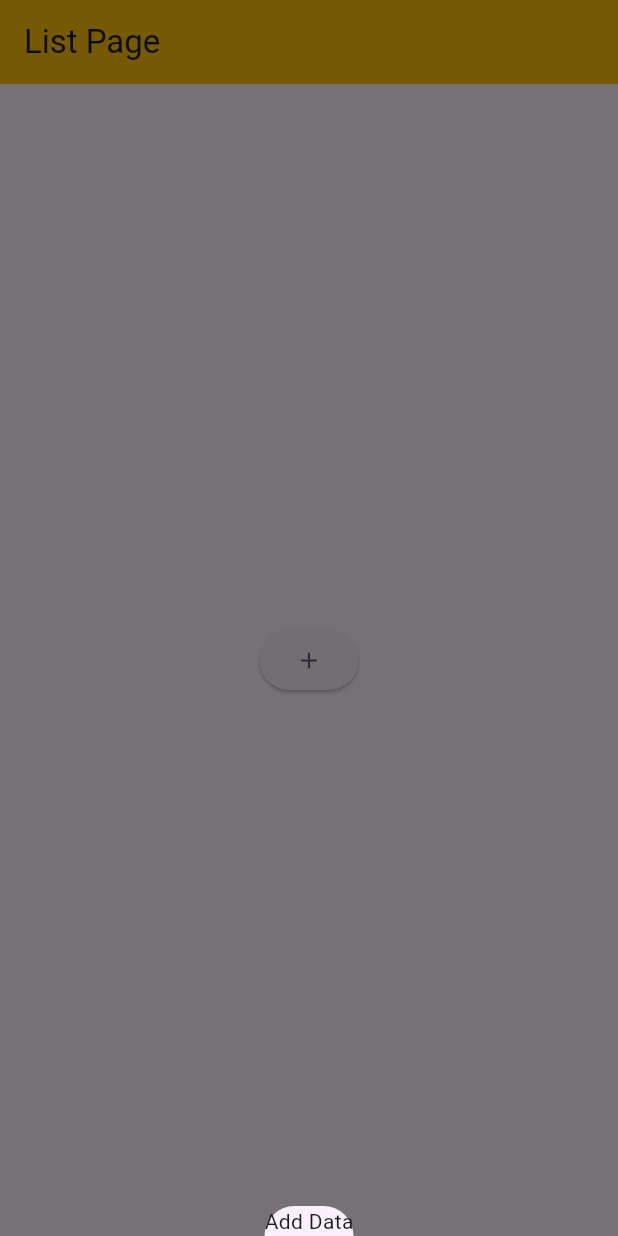
After one commit to hasti7609/flutter_full_course, a Flutter app: the screen it shows after launch, after a tap on the "add" icon, on a phone screen of 412 x 824 dp. The commit adds this screen. Run offline on Flutter 3.47's test engine with Material 3 defaults, Android fonts, the phone set to English and light mode, and no system bars.

Commit message:
add bottom sheet

```diff
--- /dev/null
+++ b/lib/flutter widgets/provider/bottom_list_page.dart
@@ -0,0 +1,16 @@
+import 'package:flutter/material.dart';
+
+class BottomListPage extends StatelessWidget {
+  const BottomListPage({super.key});
+
+  @override
+  Widget build(BuildContext context) {
+    return SingleChildScrollView(
+      child: Column(
+        children: [
+          Text("Add Data")
+        ],
+      ),
+    );
+  }
+}
--- /dev/null
+++ b/lib/flutter widgets/provider/list_page.dart
@@ -0,0 +1,33 @@
+import 'package:flutter/material.dart';
+import 'package:strating_flutter/flutter%20widgets/provider/bottom_list_page.dart';
+
+class ListPageScreen extends StatelessWidget {
+  const ListPageScreen({super.key});
+
+  @override
+  Widget build(BuildContext context) {
+    return Scaffold(
+      appBar: AppBar(
+        backgroundColor: Colors.amber,
+        title: Text("List Page"),
+      ),
+      body: Center(
+        child: ElevatedButton(
+            onPressed: (){
+              showModalBottomSheet(context: context, builder: (BuildContext context){
+                return Padding(
+                    padding: EdgeInsets.only(
+                      bottom: MediaQuery.of(context).viewInsets.bottom,
+                      left: 0
+                    ),
+                 child: BottomListPage(),
+                );
+              });
+            },
+            child: Icon(
+                Icons.add
+            )),
+      ),
+    );
+  }
+}
--- a/lib/main.dart
+++ b/lib/main.dart
@@ -1,5 +1,6 @@
 import 'package:flutter/material.dart';
 import 'package:strating_flutter/flutter%20widgets/form.dart';
+import 'package:strating_flutter/flutter%20widgets/provider/list_page.dart';
 
 void main() {
   runApp(const MyApp());
@@ -16,7 +17,7 @@ class MyApp extends StatelessWidget {
         colorScheme: ColorScheme.fromSeed(seedColor: Colors.deepPurple),
         useMaterial3: true,
       ),
-      home: const FormScreen(),
+      home: const ListPageScreen(),
     );
   }
 }
```
